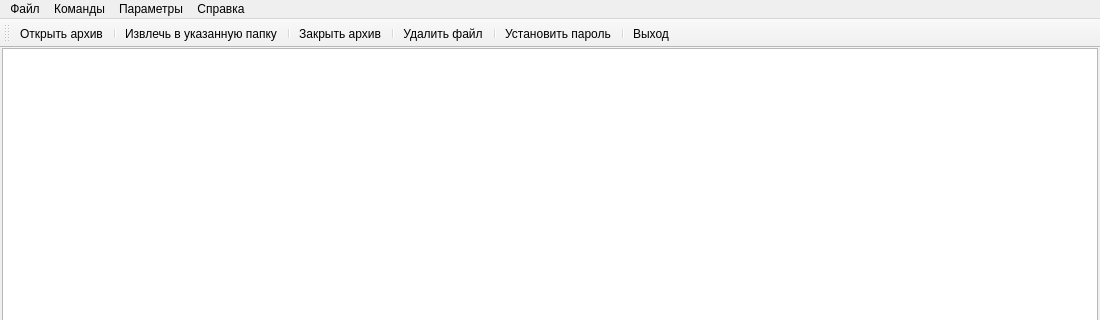
Rork96/QtProjects, file QtArc/QtArc/mainwindow.ui: the form before one commit; both pictures show x 0 to 1100 and y 0 to 320 of the 1100 by 720 pixel window.
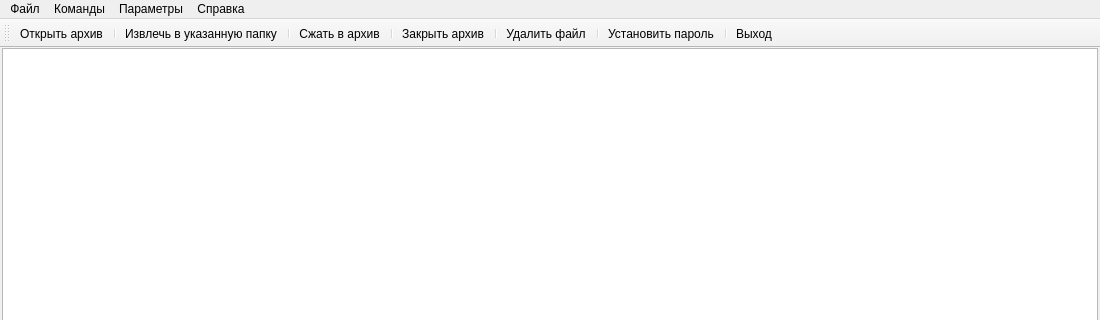
The form after the commit. Icons and pictures are not drawn.

Diff of the .ui file:
```diff
--- a/QtArc/QtArc/mainwindow.ui
+++ b/QtArc/QtArc/mainwindow.ui
@@ -107,6 +107,8 @@
    <addaction name="separator"/>
    <addaction name="extractToDir"/>
    <addaction name="separator"/>
+   <addaction name="compessArc"/>
+   <addaction name="separator"/>
    <addaction name="closeArc"/>
    <addaction name="separator"/>
    <addaction name="deleteFile"/>
@@ -329,6 +331,15 @@
     <string>Alt+D</string>
    </property>
   </action>
+  <action name="compessArc">
+   <property name="icon">
+    <iconset resource="res.qrc">
+     <normaloff>:/pict/compress.png</normaloff>:/pict/compress.png</iconset>
+   </property>
+   <property name="text">
+    <string>Сжать в архив</string>
+   </property>
+  </action>
  </widget>
  <layoutdefault spacing="6" margin="11"/>
  <resources>
```
Left out of the diff: 17 changed lines with no effect on the pictures.
